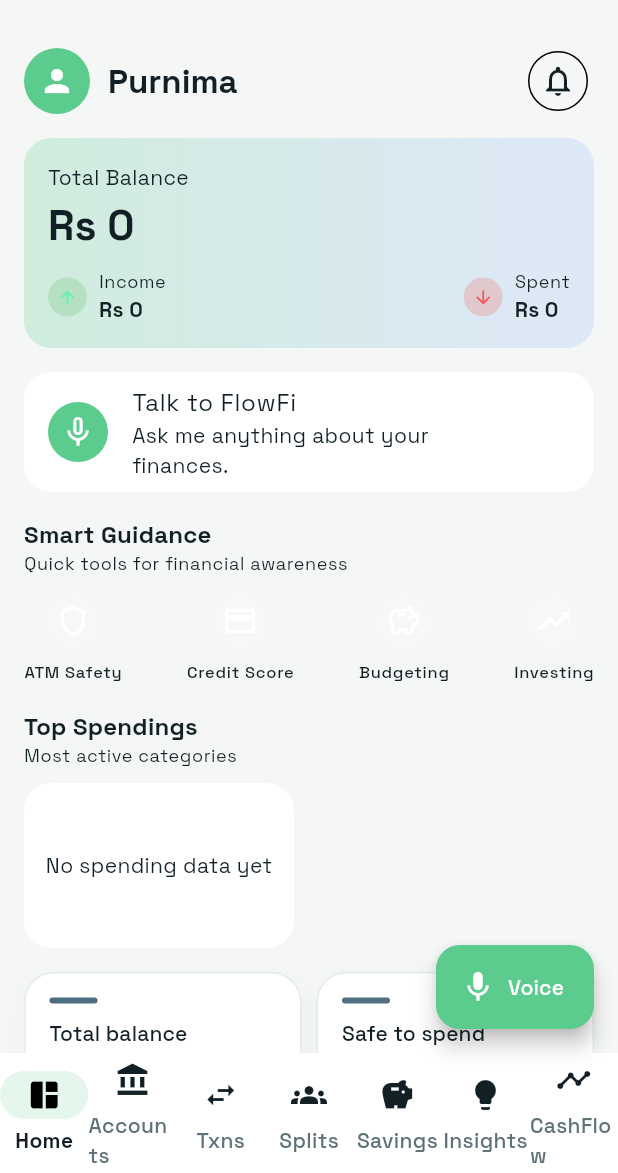
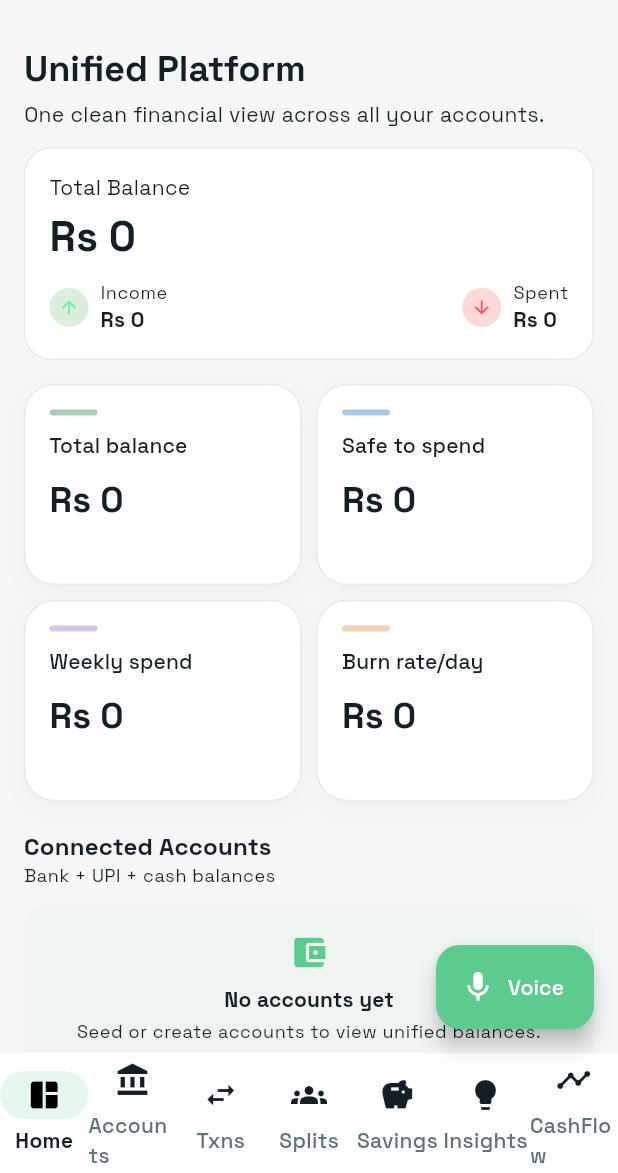
Before and after one commit to sooubh/summer-hacks-v2, a Flutter app: the screen it shows once a user with an empty profile is signed in, on a phone screen of 412 x 824 dp, the part 63-1236 px from its top. Run offline on Flutter 3.47's test engine with Material 3 defaults, Android fonts, the phone set to English and light mode, and no system bars; our stand-ins replace cloud_firestore, cloud_functions, firebase_auth, firebase_core, fl_chart, flutter_dotenv and 6 more; accounts and stored records are empty.

Commit message:
feat: Revamp UI text and sections across account, dashboard, insights, savings, and transactions screens for a unified experience

```diff
--- a/lib/features/accounts/ui/account_aggregator_screen.dart
+++ b/lib/features/accounts/ui/account_aggregator_screen.dart
@@ -70,7 +70,7 @@ class _AccountAggregatorScreenState extends ConsumerState<AccountAggregatorScree
                 crossAxisAlignment: CrossAxisAlignment.start,
                 children: <Widget>[
                   Text(
-                    'Digital Banking Hub',
+                    'Unified Accounts',
                     style: Theme.of(context)
                         .textTheme
                         .titleLarge
@@ -78,7 +78,7 @@ class _AccountAggregatorScreenState extends ConsumerState<AccountAggregatorScree
                   ),
                   const SizedBox(height: 6),
                   Text(
-                    'Manage virtual bank, UPI and cash wallets. Trigger realistic mock transactions instantly.',
+                    'Manage bank, UPI and cash balances in one place.',
                     style: Theme.of(context).textTheme.bodyMedium,
                   ),
                   const SizedBox(height: 12),
@@ -100,8 +100,8 @@ class _AccountAggregatorScreenState extends ConsumerState<AccountAggregatorScree
             ),
             const SizedBox(height: 12),
             SectionHeader(
-              title: 'Simulation controls',
-              subtitle: isBusy ? 'Running action...' : 'Seed accounts and generate mock history',
+              title: 'Platform Controls',
+              subtitle: isBusy ? 'Running action...' : 'Seed accounts and generate consistent mock activity',
             ),
             const SizedBox(height: 10),
             Wrap(
--- a/lib/features/dashboard/ui/dashboard_screen.dart
+++ b/lib/features/dashboard/ui/dashboard_screen.dart
@@ -27,48 +27,31 @@ class DashboardScreen extends ConsumerWidget {
               child: Column(
                 crossAxisAlignment: CrossAxisAlignment.start,
                 children: <Widget>[
-                  Row(
-                    children: <Widget>[
-                      const CircleAvatar(
-                        radius: 22,
-                        child: Icon(Icons.person),
-                      ),
-                      const SizedBox(width: 12),
-                      Expanded(
-                        child: Text(
-                          'Purnima',
-                          style: Theme.of(context)
-                              .textTheme
-                              .titleLarge
-                              ?.copyWith(fontWeight: FontWeight.w800),
-                        ),
-                      ),
-                      IconButton.outlined(
-                        onPressed: () {},
-                        icon: const Icon(Icons.notifications_none),
-                      ),
-                    ],
+                  Text(
+                    'Unified Platform',
+                    style: Theme.of(context)
+                        .textTheme
+                        .headlineSmall
+                        ?.copyWith(fontWeight: FontWeight.w800),
                   ),
-                  const SizedBox(height: 14),
+                  const SizedBox(height: 4),
+                  Text(
+                    'One clean financial view across all your accounts.',
+                    style: Theme.of(context).textTheme.bodyMedium,
+                  ),
+                  const SizedBox(height: 12),
                   Container(
                     width: double.infinity,
                     padding: const EdgeInsets.all(16),
                     decoration: BoxDecoration(
+                      color: Theme.of(context).colorScheme.surface,
                       borderRadius: BorderRadius.circular(18),
-                      gradient: LinearGradient(
-                        colors: <Color>[
-                          Theme.of(context).colorScheme.primary.withValues(alpha: 0.24),
-                          Theme.of(context).colorScheme.secondary.withValues(alpha: 0.18),
-                        ],
-                      ),
+                      border: Border.all(color: Theme.of(context).dividerColor),
                     ),
                     child: Column(
                       crossAxisAlignment: CrossAxisAlignment.start,
                       children: <Widget>[
-                        Text(
-                          'Total Balance',
-                          style: Theme.of(context).textTheme.bodyMedium,
-                        ),
+                        Text('Total Balance', style: Theme.of(context).textTheme.bodyMedium),
                         const SizedBox(height: 4),
                         Text(
                           CurrencyFormatter.inr(snapshot.totalBalance),
@@ -88,7 +71,10 @@ class DashboardScreen extends ConsumerWidget {
                               value: CurrencyFormatter.inr(
                                 txList
                                     .where((FinanceTransaction tx) => tx.isIncome)
-                                    .fold<double>(0, (double s, FinanceTransaction tx) => s + tx.amount),
+                                    .fold<double>(
+                                      0,
+                                      (double s, FinanceTransaction tx) => s + tx.amount,
+                                    ),
                               ),
                               positive: true,
                             ),
@@ -105,47 +91,6 @@ class DashboardScreen extends ConsumerWidget {
                     ),
                   ),
                   const SizedBox(height: 16),
-                  Card(
-                    child: ListTile(
-                      leading: const CircleAvatar(child: Icon(Icons.mic_none)),
-                      title: const Text('Talk to FlowFi'),
-                      subtitle: const Text('Ask me anything about your finances.'),
-                      trailing: Icon(
-                        Icons.arrow_forward_ios,
-                        size: 14,
-                        color: Colors.white.withValues(alpha: 0.65),
-                      ),
-                    ),
-                  ),
-                  const SizedBox(height: 16),
-                  const SectionHeader(
-                    title: 'Smart Guidance',
-                    subtitle: 'Quick tools for financial awareness',
-                  ),
-                  const SizedBox(height: 10),
-                  Row(
-                    mainAxisAlignment: MainAxisAlignment.spaceBetween,
-                    children: const <Widget>[
-                      _GuidanceItem(icon: Icons.shield_outlined, label: 'ATM Safety'),
-                      _GuidanceItem(icon: Icons.credit_card, label: 'Credit Score'),
-                      _GuidanceItem(icon: Icons.savings_outlined, label: 'Budgeting'),
-                      _GuidanceItem(icon: Icons.trending_up, label: 'Investing'),
-                    ],
-                  ),
-                  const SizedBox(height: 16),
-                  const SectionHeader(
-                    title: 'Top Spendings',
-                    subtitle: 'Most active categories',
-                  ),
-                  const SizedBox(height: 10),
-                  SizedBox(
-                    height: 110,
-                    child: ListView(
-                      scrollDirection: Axis.horizontal,
-                      children: _topSpendingChips(snapshot.categoryBreakdown),
-                    ),
-                  ),
-                  const SizedBox(height: 16),
                   GridView.count(
                     shrinkWrap: true,
                     physics: const NeverScrollableScrollPhysics(),
@@ -157,29 +102,29 @@ class DashboardScreen extends ConsumerWidget {
                       MetricCard(
                         label: 'Total balance',
                         value: CurrencyFormatter.inr(snapshot.totalBalance),
-                        gradient: const <Color>[Color(0xFF123C58), Color(0xFF1C7C89)],
+                        gradient: const <Color>[Color(0xFF8ABF9E), Color(0xFF68A57F)],
                       ),
                       MetricCard(
                         label: 'Safe to spend',
                         value: CurrencyFormatter.inr(snapshot.safeToSpend),
-                        gradient: const <Color>[Color(0xFF15415A), Color(0xFF2ABF9E)],
+                        gradient: const <Color>[Color(0xFF8CB6D9), Color(0xFF6A9BC8)],
                       ),
                       MetricCard(
                         label: 'Weekly spend',
                         value: CurrencyFormatter.inr(snapshot.weeklySpend),
-                        gradient: const <Color>[Color(0xFF46213E), Color(0xFFBD4F6C)],
+                        gradient: const <Color>[Color(0xFFC6B4DF), Color(0xFFAA93CE)],
                       ),
                       MetricCard(
                         label: 'Burn rate/day',
                         value: CurrencyFormatter.inr(snapshot.burnRate),
-                        gradient: const <Color>[Color(0xFF3F2B16), Color(0xFFBF6E2B)],
+                        gradient: const <Color>[Color(0xFFE8C59A), Color(0xFFD9AD74)],
                       ),
                     ],
                   ),
                   const SizedBox(height: 18),
                   const SectionHeader(
-                    title: 'Unified Platform',
-                    subtitle: 'Bank + UPI + cash unified',
+                    title: 'Connected Accounts',
+                    subtitle: 'Bank + UPI + cash balances',
                   ),
                   const SizedBox(height: 10),
                   accountsAsync.when(
@@ -187,8 +132,7 @@ class DashboardScreen extends ConsumerWidget {
                       if (accounts.isEmpty) {
                         return const EmptyState(
                           title: 'No accounts yet',
-                          message:
-                              'Create your first account or seed mock bank data to view the dashboard.',
+                          message: 'Seed or create accounts to view unified balances.',
                           icon: Icons.account_balance_wallet,
                         );
                       }
@@ -215,14 +159,12 @@ class DashboardScreen extends ConsumerWidget {
                       );
                     },
                     loading: () => const Center(child: CircularProgressIndicator()),
-                    error: (Object error, StackTrace stackTrace) {
-                      return Text('Error: $error');
-                    },
+                    error: (Object error, StackTrace stackTrace) => Text('Error: $error'),
                   ),
                   const SizedBox(height: 18),
                   const SectionHeader(
-                    title: 'Monthly spending trend',
-                    subtitle: 'Track increase/decrease across months',
+                    title: 'Monthly Spending Trend',
+                    subtitle: 'Month-over-month analysis',
                   ),
                   const SizedBox(height: 10),
                   Card(
@@ -240,8 +182,8 @@ class DashboardScreen extends ConsumerWidget {
                             style: Theme.of(context).textTheme.titleSmall?.copyWith(
                                   fontWeight: FontWeight.w700,
                                   color: snapshot.isMonthlySpendUp
-                                      ? Colors.orangeAccent
-                                      : Colors.greenAccent,
+                                      ? Colors.orange.shade700
+                                      : Colors.green.shade700,
                                 ),
                           ),
                           const SizedBox(height: 8),
@@ -250,13 +192,12 @@ class DashboardScreen extends ConsumerWidget {
                             child: snapshot.monthlySpendEntries.isEmpty
                                 ? const EmptyState(
                                     title: 'Not enough monthly data',
-                                    message: 'Generate or add transactions to visualize monthly spend.',
+                                    message: 'Generate or add transactions to visualize spend trend.',
                                     icon: Icons.bar_chart,
                                   )
                                 : BarChart(
                                     BarChartData(
-                                      barGroups:
-                                          _buildMonthlyBars(snapshot.monthlySpendEntries),
+                                      barGroups: _buildMonthlyBars(snapshot.monthlySpendEntries),
                                       maxY: _monthlyMaxY(snapshot.monthlySpendEntries),
                                       borderData: FlBorderData(show: false),
                                       gridData: FlGridData(
@@ -266,7 +207,9 @@ class DashboardScreen extends ConsumerWidget {
                                             _monthlyMaxY(snapshot.monthlySpendEntries) / 4,
                                         getDrawingHorizontalLine: (double value) {
                                           return FlLine(
-                                            color: Colors.white.withValues(alpha: 0.08),
+                                            color: Theme.of(context)
+                                                .dividerColor
+                                                .withValues(alpha: 0.7),
                                             strokeWidth: 1,
                                           );
                                         },
@@ -310,8 +253,8 @@ class DashboardScreen extends ConsumerWidget {
                   ),
                   const SizedBox(height: 18),
                   const SectionHeader(
-                    title: 'Category split (30d)',
-                    subtitle: 'Where your money went',
+                    title: 'Category Split (30d)',
+                    subtitle: 'Spending by category',
                   ),
                   const SizedBox(height: 10),
                   SizedBox(
@@ -319,7 +262,7 @@ class DashboardScreen extends ConsumerWidget {
                     child: snapshot.categoryBreakdown.isEmpty
                         ? const EmptyState(
                             title: 'No category data yet',
-                            message: 'Add a few transactions to unlock spending insights.',
+                            message: 'Add transactions to unlock category insights.',
                             icon: Icons.pie_chart,
                           )
                         : PieChart(
@@ -332,8 +275,8 @@ class DashboardScreen extends ConsumerWidget {
                   ),
                   const SizedBox(height: 18),
                   const SectionHeader(
-                    title: 'Combined Activity',
-                    subtitle: 'Latest 6 entries',
+                    title: 'Recent Activity',
+                    subtitle: 'Latest transactions',
                   ),
                   const SizedBox(height: 8),
                   if (txList.isEmpty)
@@ -490,73 +433,4 @@ class DashboardScreen extends ConsumerWidget {
       ],
     );
   }
-
-  List<Widget> _topSpendingChips(Map<String, double> categoryBreakdown) {
-    final List<MapEntry<String, double>> entries = categoryBreakdown.entries.toList()
-      ..sort((MapEntry<String, double> a, MapEntry<String, double> b) => b.value.compareTo(a.value));
-    final List<MapEntry<String, double>> top = entries.take(4).toList();
-
-    if (top.isEmpty) {
-      return <Widget>[
-        Card(
-          child: SizedBox(
-            width: 180,
-            child: Center(
-              child: Padding(
-                padding: EdgeInsets.all(12),
-                child: Text('No spending data yet'),
-              ),
-            ),
-          ),
-        ),
-      ];
-    }
-
-    return top.map((MapEntry<String, double> item) {
-      return Card(
-        margin: const EdgeInsets.only(right: 10),
-        child: SizedBox(
-          width: 140,
-          child: Padding(
-            padding: const EdgeInsets.all(12),
-            child: Column(
-              mainAxisAlignment: MainAxisAlignment.center,
-              children: <Widget>[
-                const Icon(Icons.local_offer_outlined),
-                const SizedBox(height: 6),
-                Text(
-                  item.key.toUpperCase(),
-                  style: const TextStyle(fontWeight: FontWeight.w700),
-                ),
-                const SizedBox(height: 2),
-                Text(CurrencyFormatter.inr(item.value)),
-              ],
-            ),
-          ),
-        ),
-      );
-    }).toList();
-  }
 }
-
-class _GuidanceItem extends StatelessWidget {
-  const _GuidanceItem({required this.icon, required this.label});
-
-  final IconData icon;
-  final String label;
-
-  @override
-  Widget build(BuildContext context) {
-    return Column(
-      children: <Widget>[
-        CircleAvatar(
-          radius: 20,
-          backgroundColor: Colors.white.withValues(alpha: 0.08),
-          child: Icon(icon),
-        ),
-        const SizedBox(height: 6),
-        Text(label, style: Theme.of(context).textTheme.labelSmall),
-      ],
-    );
-  }
-}
--- a/lib/features/insights/ui/insights_screen.dart
+++ b/lib/features/insights/ui/insights_screen.dart
@@ -38,7 +38,7 @@ class InsightsScreen extends ConsumerWidget {
                 crossAxisAlignment: CrossAxisAlignment.start,
                 children: <Widget>[
                   Text(
-                    'Smart Guidance',
+                    'Unified Insights',
                     style: Theme.of(context)
                         .textTheme
                         .titleLarge
@@ -46,7 +46,7 @@ class InsightsScreen extends ConsumerWidget {
                   ),
                   const SizedBox(height: 4),
                   Text(
-                    'Rule-based coaching and alerts for your spending behavior.',
+                    'Focused rule-based insights from your unified financial activity.',
                     style: Theme.of(context).textTheme.bodyMedium,
                   ),
                 ],
--- a/lib/features/savings/ui/savings_screen.dart
+++ b/lib/features/savings/ui/savings_screen.dart
@@ -38,7 +38,7 @@ class SavingsScreen extends ConsumerWidget {
                 crossAxisAlignment: CrossAxisAlignment.start,
                 children: <Widget>[
                   Text(
-                    'Goals',
+                    'Unified Goals',
                     style: Theme.of(context)
                         .textTheme
                         .titleLarge
@@ -46,7 +46,7 @@ class SavingsScreen extends ConsumerWidget {
                   ),
                   const SizedBox(height: 4),
                   Text(
-                    'Plan and fund savings targets without disrupting daily expenses.',
+                    'Plan savings targets directly from your unified account platform.',
                     style: Theme.of(context).textTheme.bodyMedium,
                   ),
                 ],
--- a/lib/features/transactions/ui/transactions_screen.dart
+++ b/lib/features/transactions/ui/transactions_screen.dart
@@ -40,7 +40,7 @@ class TransactionsScreen extends ConsumerWidget {
                   crossAxisAlignment: CrossAxisAlignment.start,
                   children: <Widget>[
                     Text(
-                      'Activity',
+                      'Unified Activity',
                       style: Theme.of(context)
                           .textTheme
                           .titleLarge
@@ -48,7 +48,7 @@ class TransactionsScreen extends ConsumerWidget {
                     ),
                     const SizedBox(height: 4),
                     Text(
-                      'Track all manual + simulated transactions in one feed.',
+                      'Track all account transactions in one consistent feed.',
                       style: Theme.of(context).textTheme.bodyMedium,
                     ),
                   ],
@@ -57,7 +57,7 @@ class TransactionsScreen extends ConsumerWidget {
               const SizedBox(height: 12),
               const SectionHeader(
                 title: 'Quick Actions',
-                subtitle: 'Create and simulate transactions',
+                subtitle: 'Create and simulate focused transactions',
               ),
               const SizedBox(height: 8),
               Row(
```
